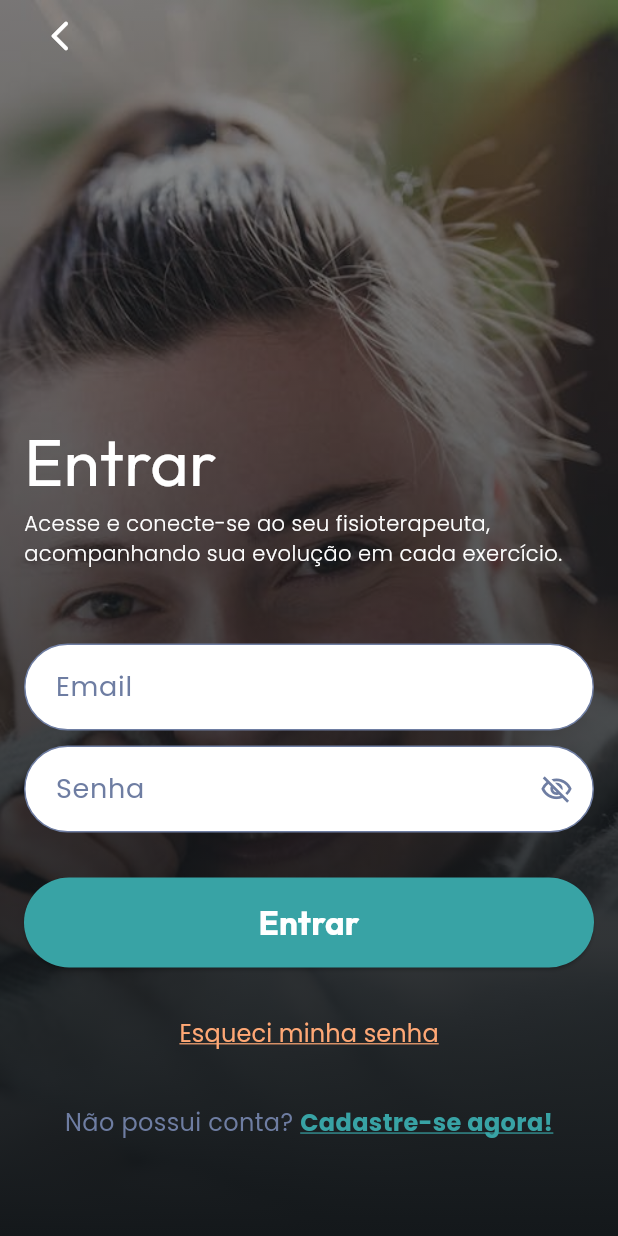
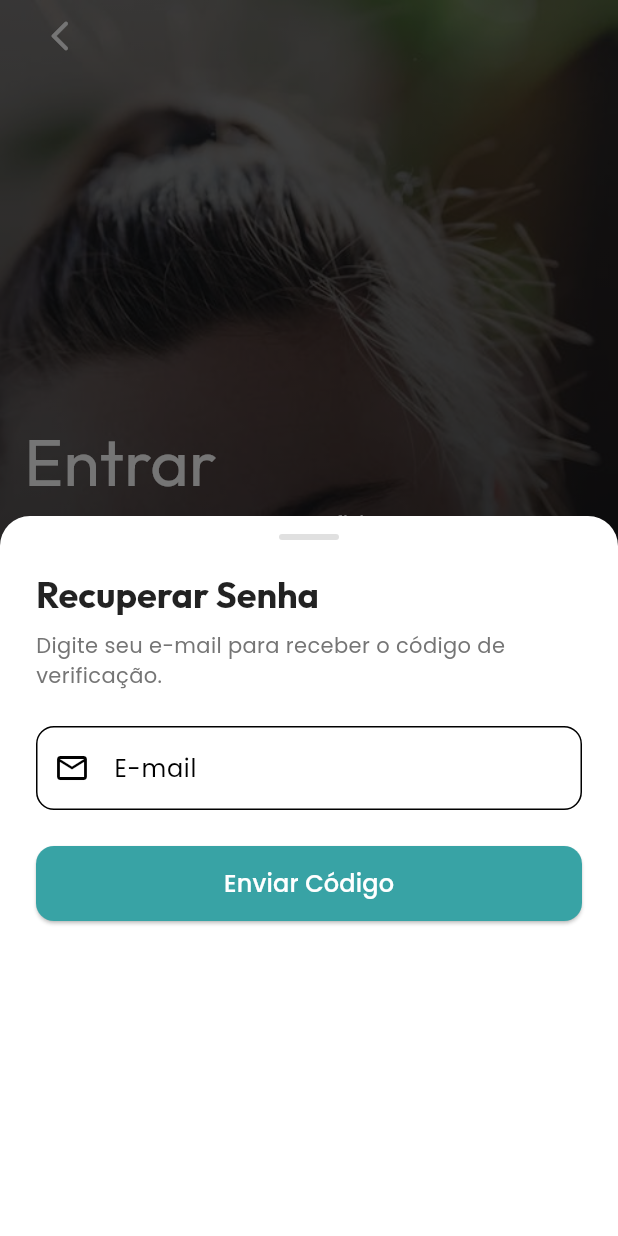
Before and after one commit to zampini28/neofrontend, a Flutter app: the SigninPatientPage screen opened by its route, after a tap on "Esqueci minha senha", on a phone screen of 412 x 824 dp. Run offline on Flutter 3.47's test engine with Material 3 defaults, Android fonts, the light colour scheme and no system bars; our stand-ins replace cached_network_image, device_preview, dio, email_validator, flutter_secure_storage, image_picker and 6 more; missing offline and left inert: dart:js_interop, flutter_barcode_scanner, mobile_scanner, stomp_dart_client; accounts and stored records are empty.

Commit message:
impl forgot password

```diff
--- /dev/null
+++ b/lib/components/auth/password_reset_sheet.dart
@@ -0,0 +1,322 @@
+import 'package:flutter/material.dart';
+import 'package:physioapp/services/auth/password_reset_service.dart';
+
+class PasswordResetSheet extends StatefulWidget {
+  const PasswordResetSheet({super.key});
+
+  @override
+  State<PasswordResetSheet> createState() => _PasswordResetSheetState();
+}
+
+class _PasswordResetSheetState extends State<PasswordResetSheet> {
+  final _service = PasswordResetService();
+  final _pageController = PageController();
+
+  // controllers
+  final _emailController = TextEditingController();
+  final _codeController = TextEditingController();
+  final _passwordController = TextEditingController();
+  final _confirmPasswordController = TextEditingController();
+
+  bool _isLoading = false;
+  bool _showPassword = false;
+  bool _showConfirmPassword = false;
+  String? _errorMessage;
+
+  @override
+  void dispose() {
+    _emailController.dispose();
+    _codeController.dispose();
+    _passwordController.dispose();
+    _confirmPasswordController.dispose();
+    _pageController.dispose();
+    super.dispose();
+  }
+
+  void _showError(String message) {
+    setState(() => _errorMessage = message);
+    Future.delayed(const Duration(seconds: 3), () {
+      if (mounted) setState(() => _errorMessage = null);
+    });
+  }
+
+  Future<void> _handleSendCode() async {
+    final email = _emailController.text.trim();
+    if (email.isEmpty || !email.contains('@')) {
+      _showError('Digite um e-mail válido.');
+      return;
+    }
+
+    setState(() {
+      _isLoading = true;
+      _errorMessage = null;
+    });
+
+    final success = await _service.requestRecoveryCode(email);
+
+    setState(() => _isLoading = false);
+
+    if (success) {
+      _pageController.nextPage(
+        duration: const Duration(milliseconds: 300),
+        curve: Curves.easeInOut,
+      );
+    } else {
+      _showError('E-mail não encontrado ou erro no servidor.');
+    }
+  }
+
+  Future<void> _handleResetPassword() async {
+    final code = _codeController.text.trim();
+    final pass = _passwordController.text.trim();
+    final confirmPass = _confirmPasswordController.text.trim();
+
+    if (code.length != 6) {
+      _showError('O código deve ter 6 dígitos.');
+      return;
+    }
+    if (pass.length < 6) {
+      _showError('A senha deve ter pelo menos 6 caracteres.');
+      return;
+    }
+
+    if (pass != confirmPass) {
+      _showError('As senhas não coincidem.');
+      return;
+    }
+
+    setState(() {
+      _isLoading = true;
+      _errorMessage = null;
+    });
+
+    final result = await _service.resetPassword(
+      email: _emailController.text.trim(),
+      code: code,
+      newPassword: pass,
+    );
+
+    if (!mounted) return;
+    setState(() => _isLoading = false);
+
+    if (result['success'] as bool) {
+      Navigator.pop(context);
+      ScaffoldMessenger.of(context).showSnackBar(
+        const SnackBar(
+          content: Text('Senha redefinida com sucesso! Faça login.'),
+          backgroundColor: Colors.green,
+        ),
+      );
+    } else {
+      _showError(result['message'] as String? ?? 'Erro desconhecido.');
+    }
+  }
+
+  @override
+  Widget build(BuildContext context) {
+    return Padding(
+      padding: EdgeInsets.only(
+        bottom: MediaQuery.of(context).viewInsets.bottom,
+      ),
+      child: Container(
+        height: 480,
+        decoration: const BoxDecoration(
+          color: Colors.white,
+          borderRadius: BorderRadius.vertical(top: Radius.circular(20)),
+        ),
+        child: Column(
+          children: [
+            Center(
+              child: Container(
+                margin: const EdgeInsets.only(top: 12, bottom: 20),
+                width: 40,
+                height: 4,
+                decoration: BoxDecoration(
+                  color: Colors.grey[300],
+                  borderRadius: BorderRadius.circular(2),
+                ),
+              ),
+            ),
+
+            if (_errorMessage != null)
+              Container(
+                width: double.infinity,
+                padding: const EdgeInsets.all(10),
+                margin: const EdgeInsets.symmetric(horizontal: 20, vertical: 5),
+                decoration: BoxDecoration(
+                  color: Colors.red[50],
+                  borderRadius: BorderRadius.circular(8),
+                  border: Border.all(color: Colors.red.shade200),
+                ),
+                child: Text(
+                  _errorMessage!,
+                  style: TextStyle(color: Colors.red[800], fontSize: 13),
+                  textAlign: TextAlign.center,
+                ),
+              ),
+
+            Expanded(
+              child: PageView(
+                controller: _pageController,
+                physics: const NeverScrollableScrollPhysics(),
+                children: [
+                  _buildStep1RequestCode(context),
+                  _buildStep2Reset(context),
+                ],
+              ),
+            ),
+          ],
+        ),
+      ),
+    );
+  }
+
+  Widget _buildStep1RequestCode(BuildContext context) {
+    return Padding(
+      padding: const EdgeInsets.symmetric(horizontal: 24),
+      child: Column(
+        crossAxisAlignment: CrossAxisAlignment.start,
+        children: [
+          Text(
+            'Recuperar Senha',
+            style: Theme.of(context).textTheme.headlineSmall?.copyWith(
+              fontWeight: FontWeight.bold,
+              color: Colors.black87,
+            ),
+          ),
+          const SizedBox(height: 8),
+          Text(
+            'Digite seu e-mail para receber o código de verificação.',
+            style: TextStyle(color: Colors.grey[600]),
+          ),
+          const SizedBox(height: 24),
+          TextField(
+            controller: _emailController,
+            keyboardType: TextInputType.emailAddress,
+            decoration: InputDecoration(
+              labelText: 'E-mail',
+              prefixIcon: const Icon(Icons.email_outlined),
+              border: OutlineInputBorder(borderRadius: BorderRadius.circular(12)),
+            ),
+          ),
+          const SizedBox(height: 24),
+          SizedBox(
+            width: double.infinity,
+            height: 50,
+            child: ElevatedButton(
+              style: ElevatedButton.styleFrom(
+                backgroundColor: Theme.of(context).primaryColor,
+                shape: RoundedRectangleBorder(borderRadius: BorderRadius.circular(12)),
+              ),
+              onPressed: _isLoading ? null : _handleSendCode,
+              child: _isLoading
+                ? const SizedBox(height: 20, width: 20, child: CircularProgressIndicator(color: Colors.white, strokeWidth: 2))
+                : const Text('Enviar Código', style: TextStyle(color: Colors.white, fontSize: 16)),
+            ),
+          ),
+        ],
+      ),
+    );
+  }
+
+  Widget _buildStep2Reset(BuildContext context) {
+    return SingleChildScrollView(
+      padding: const EdgeInsets.symmetric(horizontal: 24),
+      child: Column(
+        crossAxisAlignment: CrossAxisAlignment.start,
+        children: [
+          Row(
+            children: [
+              IconButton(
+                icon: const Icon(Icons.arrow_back),
+                padding: EdgeInsets.zero,
+                constraints: const BoxConstraints(),
+                onPressed: () => _pageController.previousPage(
+                  duration: const Duration(milliseconds: 300),
+                  curve: Curves.easeInOut
+                ),
+              ),
+              const SizedBox(width: 10),
+              Text(
+                'Definir Nova Senha',
+                style: Theme.of(context).textTheme.titleLarge?.copyWith(
+                  fontWeight: FontWeight.bold,
+                ),
+              ),
+            ],
+          ),
+          const SizedBox(height: 8),
+          const Text(
+            'Digite o código enviado e sua nova senha.',
+            style: TextStyle(color: Colors.grey),
+          ),
+          const SizedBox(height: 20),
+
+          TextField(
+            controller: _codeController,
+            keyboardType: TextInputType.number,
+            maxLength: 6,
+            textAlign: TextAlign.center,
+            style: const TextStyle(fontSize: 24, letterSpacing: 8, fontWeight: FontWeight.bold),
+            decoration: InputDecoration(
+              hintText: '000000',
+              counterText: '',
+              filled: true,
+              fillColor: Colors.grey[50],
+              border: OutlineInputBorder(borderRadius: BorderRadius.circular(12)),
+            ),
+          ),
+          const SizedBox(height: 16),
+
+          // password input
+          TextField(
+            controller: _passwordController,
+            obscureText: !_showPassword,
+            decoration: InputDecoration(
+              labelText: 'Nova Senha',
+              prefixIcon: const Icon(Icons.lock_outline),
+              suffixIcon: IconButton(
+                icon: Icon(_showPassword ? Icons.visibility : Icons.visibility_off),
+                onPressed: () => setState(() => _showPassword = !_showPassword),
+              ),
+              border: OutlineInputBorder(borderRadius: BorderRadius.circular(12)),
+            ),
+          ),
+          const SizedBox(height: 16),
+
+          TextField(
+            controller: _confirmPasswordController,
+            obscureText: !_showConfirmPassword,
+            decoration: InputDecoration(
+              labelText: 'Confirmar Senha',
+              prefixIcon: const Icon(Icons.lock_reset),
+              suffixIcon: IconButton(
+                icon: Icon(_showConfirmPassword ? Icons.visibility : Icons.visibility_off),
+                onPressed: () => setState(() => _showConfirmPassword = !_showConfirmPassword),
+              ),
+              border: OutlineInputBorder(borderRadius: BorderRadius.circular(12)),
+            ),
+          ),
+
+          const SizedBox(height: 24),
+
+          SizedBox(
+            width: double.infinity,
+            height: 50,
+            child: ElevatedButton(
+              style: ElevatedButton.styleFrom(
+                backgroundColor: Colors.green,
+                shape: RoundedRectangleBorder(borderRadius: BorderRadius.circular(12)),
+              ),
+              onPressed: _isLoading ? null : _handleResetPassword,
+              child: _isLoading
+                ? const SizedBox(height: 20, width: 20, child: CircularProgressIndicator(color: Colors.white, strokeWidth: 2))
+                : const Text('Redefinir Senha', style: TextStyle(color: Colors.white, fontSize: 16)),
+            ),
+          ),
+          const SizedBox(height: 20),
+        ],
+      ),
+    );
+  }
+}
--- a/lib/components/patient/auth/form_signin_patient.dart
+++ b/lib/components/patient/auth/form_signin_patient.dart
@@ -1,4 +1,5 @@
 import 'package:flutter/material.dart';
+import 'package:physioapp/components/auth/password_reset_sheet.dart';
 import 'package:physioapp/exception/auth_signup_exception.dart';
 import 'package:physioapp/services/auth/auth.dart';
 import 'package:physioapp/utils/app_routes.dart';
@@ -62,6 +63,16 @@ class FormSignInPatientState extends State<FormSignInPatient> {
     }
   }
 
+
+  void _showForgotPassword(BuildContext context) {
+    showModalBottomSheet(
+      context: context,
+      isScrollControlled: true,
+      backgroundColor: Colors.transparent,
+      builder: (ctx) => const PasswordResetSheet(),
+    );
+  }
+
   @override
   Widget build(BuildContext context) {
     final pageForm = Provider.of<SignUpPageForm>(context);
@@ -69,6 +80,7 @@ class FormSignInPatientState extends State<FormSignInPatient> {
       key: _formKey,
       child: Column(
         children: [
+          // email input
           Container(
             alignment: Alignment.centerLeft,
             padding: const EdgeInsets.only(left: 20),
@@ -97,6 +109,8 @@ class FormSignInPatientState extends State<FormSignInPatient> {
               controller: _emailController,
             ),
           ),
+
+          // password input
           Container(
             alignment: Alignment.centerLeft,
             padding: const EdgeInsets.only(left: 20),
@@ -149,6 +163,8 @@ class FormSignInPatientState extends State<FormSignInPatient> {
               controller: _passwordController,
             ),
           ),
+
+          // login button
           Container(
             height: 60,
             width: double.infinity,
@@ -177,16 +193,17 @@ class FormSignInPatientState extends State<FormSignInPatient> {
                     ),
                   ),
           ),
+
+          // forget password button
           Container(
             margin: const EdgeInsets.only(top: 20),
             child: TextButton(
-              onPressed: () {},
+              onPressed: () => _showForgotPassword(context),
               child: Text(
                 'Esqueci minha senha',
                 style: TextStyle(
                   color: Theme.of(context).colorScheme.tertiary,
-                  fontFamily:
-                      Theme.of(context).textTheme.labelLarge?.fontFamily,
+                  fontFamily: Theme.of(context).textTheme.labelLarge?.fontFamily,
                   fontSize: Theme.of(context).textTheme.labelLarge?.fontSize,
                   fontWeight: FontWeight.w400,
                   decoration: TextDecoration.underline,
```
Also changed, not shown: lib/components/physiotherapist/auth/form_signin.dart (+18 -1 lines), lib/services/auth/password_reset_service.dart (added, +58 -0 lines).
